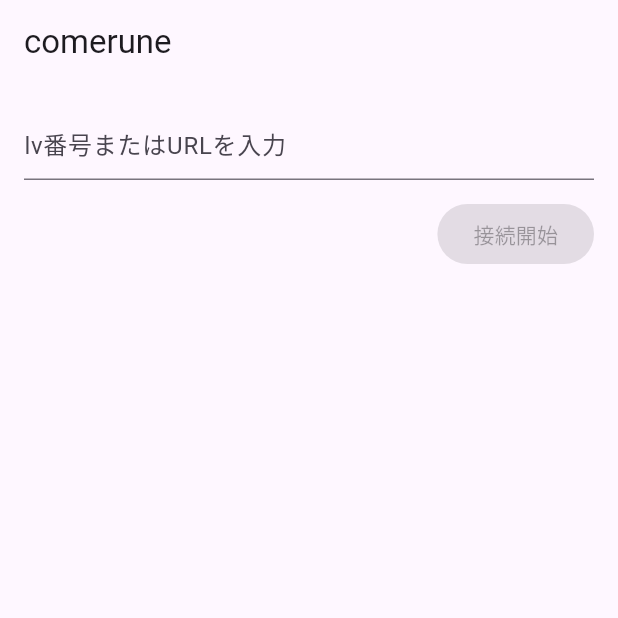
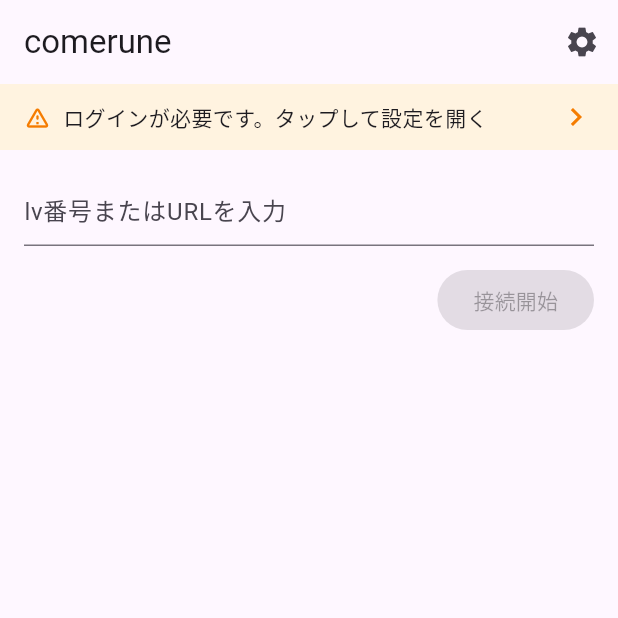
Before and after one commit to sahya/comerune, a Flutter app: the screen it shows after launch, on a phone screen of 412 x 824 dp, the top half of it. Run offline on Flutter 3.47's test engine with Material 3 defaults, Android fonts, the phone set to English and light mode, and no system bars; our stand-ins replace flutter_secure_storage, shared_preferences, webview_flutter.

Commit message:
feat(select): add settings access and login status banner to SelectScreen
- Add settings icon button to SelectScreen AppBar for pre-connection access
- Add login status banner showing login state with tap-to-navigate prompt
- Replace CommentScreen PopupMenu with direct settings IconButton (1-tap)
- Remove auto-pop of SettingsScreen after login to allow continued configuration

https://claude.ai/code/session_018LbeN9KL2RVPVGJqP2H7Yk

```diff
--- a/lib/presentation/screens/settings_screen.dart
+++ b/lib/presentation/screens/settings_screen.dart
@@ -173,11 +173,6 @@ class _SettingsScreenState extends State<SettingsScreen> {
 
     if (mounted) {
       await _refreshLoginState();
-      // After successful login, pop settings screen so the user
-      // returns to the previous screen (select or comment screen).
-      if (loggedIn == true && mounted) {
-        Navigator.of(context).pop();
-      }
     }
   }
 
--- a/lib/presentation/select/select_screen.dart
+++ b/lib/presentation/select/select_screen.dart
@@ -52,6 +52,7 @@ class _SelectScreenState extends State<SelectScreen> {
   late ConnectionStatus _previousStatus;
   ConnectionMethod? _connectionMethod;
   String? _lastConnectedLv;
+  int _loginBannerRefreshKey = 0;
 
   @override
   void initState() {
@@ -187,9 +188,34 @@ class _SelectScreenState extends State<SelectScreen> {
 
   @override
   Widget build(BuildContext context) {
+    final bool hasSettingsAccess =
+        widget.settingsStore != null;
+
     return Scaffold(
-      appBar: AppBar(title: const Text('comerune')),
-      body: Padding(
+      appBar: AppBar(
+        title: const Text('comerune'),
+        actions: <Widget>[
+          if (hasSettingsAccess)
+            IconButton(
+              key: const Key('select_screen_settings_button'),
+              icon: const Icon(Icons.settings),
+              tooltip: '設定',
+              onPressed: () =>
+                  _openSettings(context, widget.userSessionStore),
+            ),
+        ],
+      ),
+      body: Column(
+        crossAxisAlignment: CrossAxisAlignment.stretch,
+        children: <Widget>[
+          if (hasSettingsAccess)
+            _LoginStatusBanner(
+              key: ValueKey<int>(_loginBannerRefreshKey),
+              userSessionStore: widget.userSessionStore,
+              onTapLogin: () =>
+                  _openSettings(context, widget.userSessionStore),
+            ),
+          Padding(
             padding: const EdgeInsets.all(16),
             child: Column(
               crossAxisAlignment: CrossAxisAlignment.stretch,
@@ -201,20 +227,24 @@ class _SelectScreenState extends State<SelectScreen> {
                   keyboardType: TextInputType.url,
                   textInputAction: TextInputAction.done,
                   onSubmitted: _onSubmit,
-              decoration: const InputDecoration(hintText: 'lv番号またはURLを入力'),
+                  decoration:
+                      const InputDecoration(hintText: 'lv番号またはURLを入力'),
                 ),
                 const SizedBox(height: 12),
                 Align(
                   alignment: Alignment.centerRight,
                   child: ElevatedButton(
                     key: const Key('select_screen_connect_button'),
-                onPressed:
-                    _canAttemptConnection ? () => unawaited(_connect()) : null,
+                    onPressed: _canAttemptConnection
+                        ? () => unawaited(_connect())
+                        : null,
                     child: const Text('接続開始'),
                   ),
                 ),
               ],
             ),
+          ),
+        ],
       ),
     );
   }
@@ -315,6 +345,11 @@ class _SelectScreenState extends State<SelectScreen> {
     );
 
     await _reloadSettingsFromStore();
+    if (mounted) {
+      setState(() {
+        _loginBannerRefreshKey++;
+      });
+    }
   }
 
   Future<void> _reloadSettingsFromStore() async {
@@ -347,3 +382,98 @@ class _SelectScreenState extends State<SelectScreen> {
     }
   }
 }
+
+class _LoginStatusBanner extends StatefulWidget {
+  const _LoginStatusBanner({
+    super.key,
+    required this.userSessionStore,
+    required this.onTapLogin,
+  });
+
+  final UserSessionStore? userSessionStore;
+  final VoidCallback onTapLogin;
+
+  @override
+  State<_LoginStatusBanner> createState() => _LoginStatusBannerState();
+}
+
+class _LoginStatusBannerState extends State<_LoginStatusBanner> {
+  bool? _isLoggedIn;
+
+  @override
+  void initState() {
+    super.initState();
+    _checkLoginState();
+  }
+
+  @override
+  void didUpdateWidget(covariant _LoginStatusBanner oldWidget) {
+    super.didUpdateWidget(oldWidget);
+    if (oldWidget.userSessionStore != widget.userSessionStore) {
+      _checkLoginState();
+    }
+  }
+
+  Future<void> _checkLoginState() async {
+    final UserSessionStore? store = widget.userSessionStore;
+    if (store == null) {
+      setState(() {
+        _isLoggedIn = null;
+      });
+      return;
+    }
+
+    final String session = await store.load();
+    if (!mounted) {
+      return;
+    }
+    setState(() {
+      _isLoggedIn = session.isNotEmpty;
+    });
+  }
+
+  @override
+  Widget build(BuildContext context) {
+    final bool? loggedIn = _isLoggedIn;
+    if (loggedIn == null) {
+      return const SizedBox.shrink();
+    }
+
+    if (loggedIn) {
+      return Container(
+        key: const Key('login-status-banner-ok'),
+        width: double.infinity,
+        color: Colors.green.shade50,
+        padding: const EdgeInsets.symmetric(horizontal: 16, vertical: 8),
+        child: const Row(
+          children: <Widget>[
+            Icon(Icons.check_circle, color: Colors.green, size: 18),
+            SizedBox(width: 8),
+            Text('ニコニコ ログイン済み'),
+          ],
+        ),
+      );
+    }
+
+    return GestureDetector(
+      key: const Key('login-status-banner-required'),
+      onTap: widget.onTapLogin,
+      child: Container(
+        width: double.infinity,
+        color: Colors.orange.shade50,
+        padding: const EdgeInsets.symmetric(horizontal: 16, vertical: 10),
+        child: Row(
+          children: <Widget>[
+            Icon(Icons.warning_amber_rounded,
+                color: Colors.orange.shade700, size: 18),
+            const SizedBox(width: 8),
+            const Expanded(
+              child: Text('ログインが必要です。タップして設定を開く'),
+            ),
+            Icon(Icons.chevron_right, color: Colors.orange.shade700),
+          ],
+        ),
+      ),
+    );
+  }
+}
```
Also changed, not shown: lib/presentation/screens/comment_screen.dart (+8 -13 lines). Lines whose indentation alone changed are shown as unchanged.
